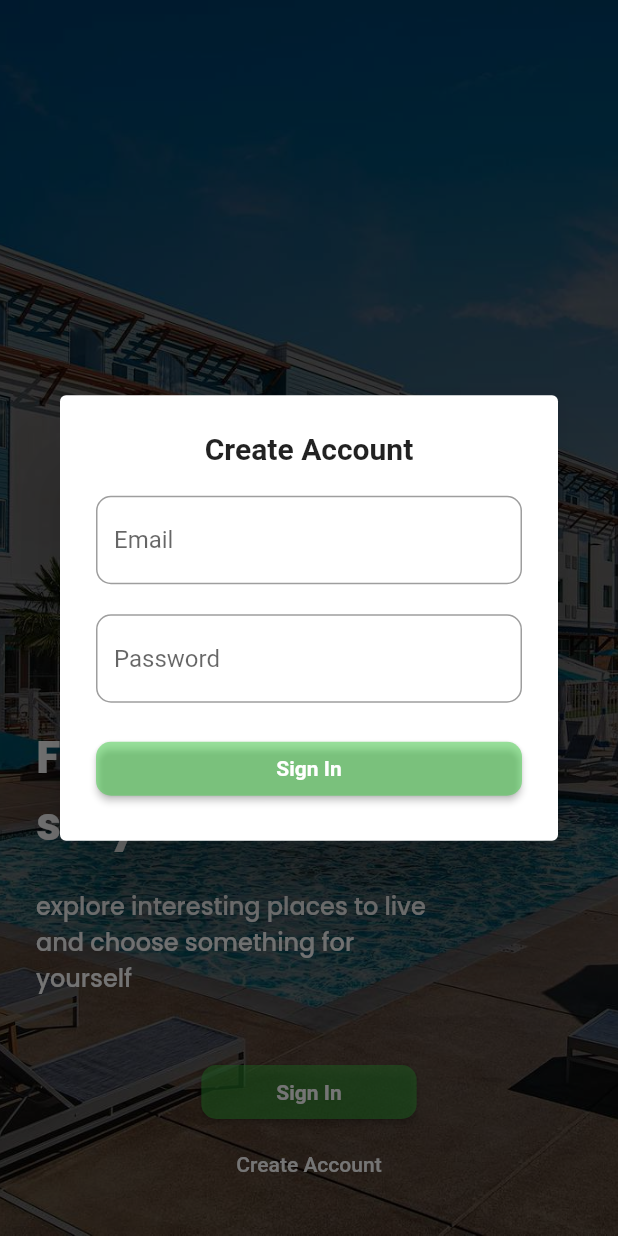
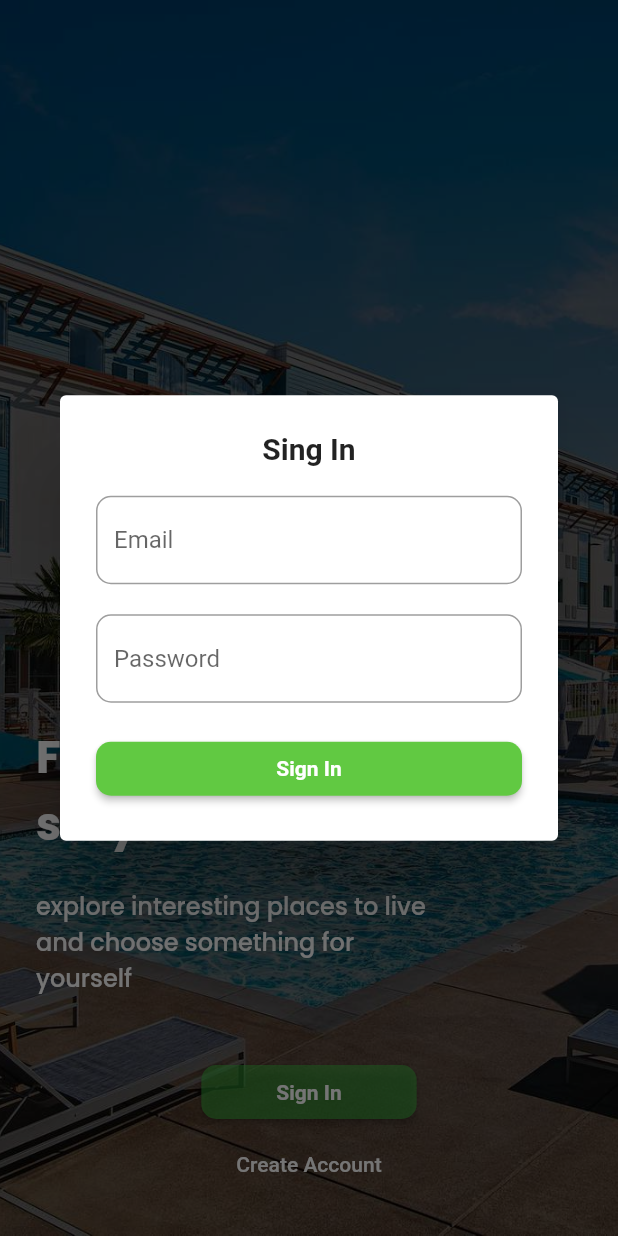
Before and after one commit to andrianazz/alterra_batch_4, a Flutter app: the screen it shows after launch, after a tap on "Sign In", on a phone screen of 412 x 824 dp. Run offline on Flutter 3.47's test engine with Material 2 defaults, Android fonts, the phone set to English and light mode, and no system bars; our stand-ins replace get, google_fonts.

Commit message:
fix: change title sign in

```diff
--- a/lib/app/modules/splash/views/splash_view.dart
+++ b/lib/app/modules/splash/views/splash_view.dart
@@ -60,7 +60,7 @@ class SplashView extends GetView<SplashController> {
                                   mainAxisSize: MainAxisSize.min,
                                   children: [
                                     const Text(
-                                      "Create Account",
+                                      "Sing In",
                                       style: TextStyle(
                                         fontSize: 20,
                                         fontWeight: FontWeight.bold,
@@ -96,8 +96,8 @@ class SplashView extends GetView<SplashController> {
                                         style: ElevatedButton.styleFrom(
                                           padding: const EdgeInsets.symmetric(
                                               horizontal: 50),
-                                          backgroundColor: const Color.fromARGB(
-                                              130, 61, 201, 66),
+                                          backgroundColor:
+                                              const Color(0xff61C942),
                                           shape: RoundedRectangleBorder(
                                             borderRadius:
                                                 BorderRadius.circular(10),
```
